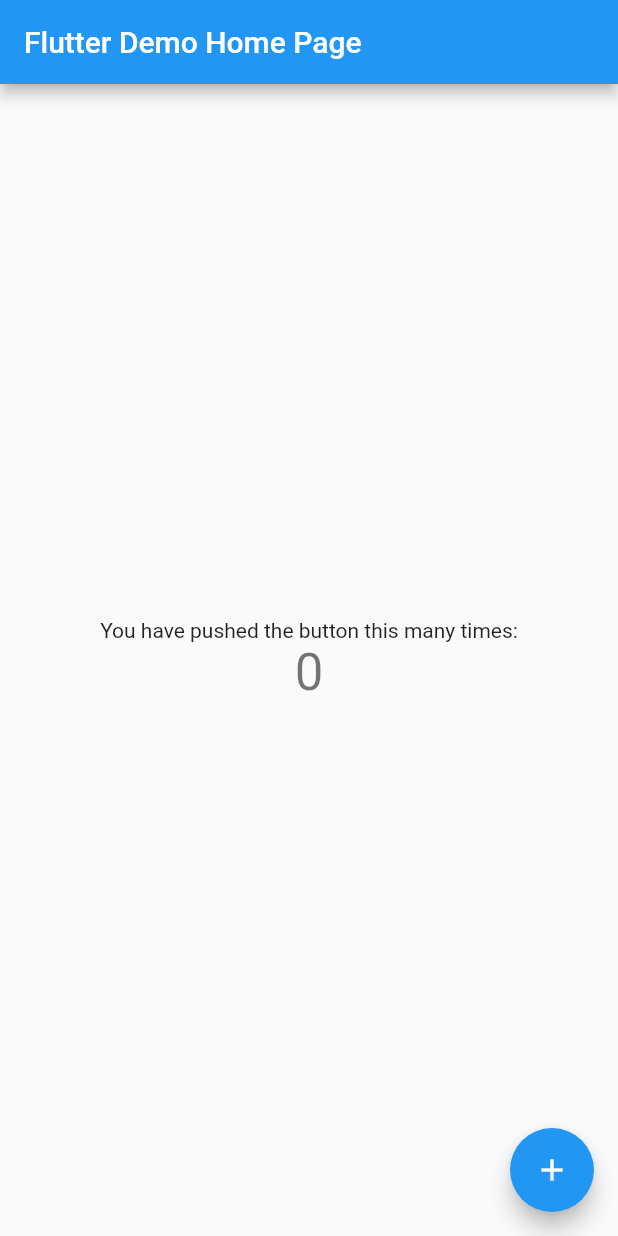
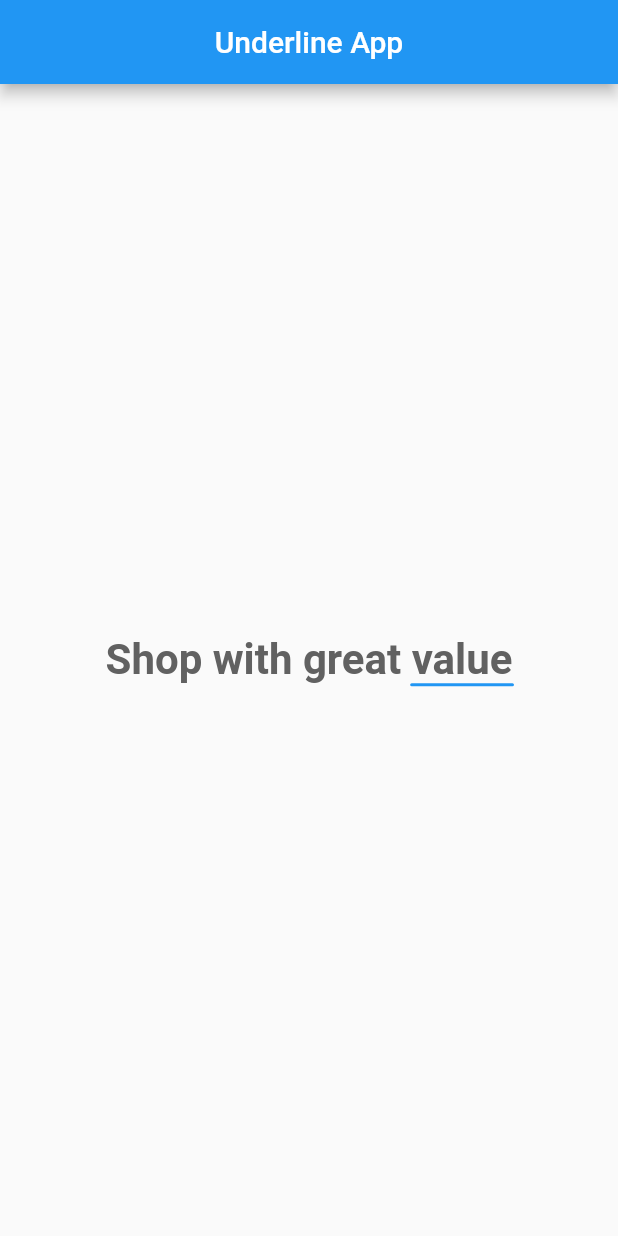
Before and after one commit to arbaazaj/underline_app, a Flutter app: the screen it shows after launch, on a phone screen of 412 x 824 dp. Run offline on Flutter 3.47's test engine with Material 2 defaults, Android fonts, the phone set to English and light mode, and no system bars.

Commit message:
✅ > Added a line below the text and given a color blue. ✅ > Using SoftWrap for responsive. > Need to make it curve and extract it to a widget with text taken as parameter.

```diff
--- a/lib/main.dart
+++ b/lib/main.dart
@@ -10,11 +10,12 @@ class MyApp extends StatelessWidget {
   @override
   Widget build(BuildContext context) {
     return MaterialApp(
-      title: 'Flutter Demo',
+      debugShowCheckedModeBanner: false,
+      title: 'Underline App',
       theme: ThemeData(
         primarySwatch: Colors.blue,
       ),
-      home: const MyHomePage(title: 'Flutter Demo Home Page'),
+      home: const MyHomePage(title: 'Underline App'),
     );
   }
 }
@@ -29,39 +30,61 @@ class MyHomePage extends StatefulWidget {
 }
 
 class _MyHomePageState extends State<MyHomePage> {
-  int _counter = 0;
-
-  void _incrementCounter() {
-    setState(() {
-      _counter++;
-    });
-  }
-
   @override
   Widget build(BuildContext context) {
     return Scaffold(
       appBar: AppBar(
+        centerTitle: true,
         title: Text(widget.title),
       ),
       body: Center(
-        child: Column(
+        child: Row(
           mainAxisAlignment: MainAxisAlignment.center,
-          children: <Widget>[
-            const Text(
-              'You have pushed the button this many times:',
+          children: [
+            Text(
+              'Shop with great ',
+              softWrap: true,
+              style: TextStyle(
+                color: Colors.grey.shade700,
+                fontSize: 28,
+                fontWeight: FontWeight.w600,
+              ),
             ),
-            Text(
-              '$_counter',
-              style: Theme.of(context).textTheme.headlineMedium,
+            CustomPaint(
+              painter: MyCustomPainter(),
+              child: Text(
+                'value',
+                softWrap: true,
+                style: TextStyle(
+                  color: Colors.grey.shade700,
+                  fontSize: 28,
+                  fontWeight: FontWeight.w600,
+                ),
+              ),
             ),
           ],
         ),
       ),
-      floatingActionButton: FloatingActionButton(
-        onPressed: _incrementCounter,
-        tooltip: 'Increment',
-        child: const Icon(Icons.add),
-      ),
     );
   }
 }
+
+class MyCustomPainter extends CustomPainter {
+  @override
+  void paint(Canvas canvas, Size size) {
+    double yPosition = size.height / 1;
+    Paint paint = Paint();
+    paint.color = Colors.blue;
+    paint.style = PaintingStyle.stroke;
+    paint.strokeWidth = 2.0;
+    paint.strokeCap = StrokeCap.round;
+    paint.isAntiAlias = true;
+
+    canvas.drawLine(Offset(0, yPosition), Offset(size.width, yPosition), paint);
+  }
+
+  @override
+  bool shouldRepaint(covariant CustomPainter oldDelegate) {
+    return false;
+  }
+}
```
